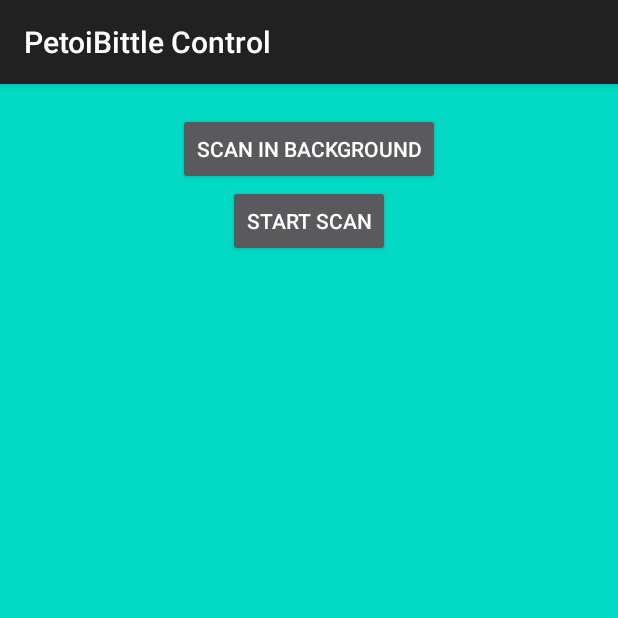
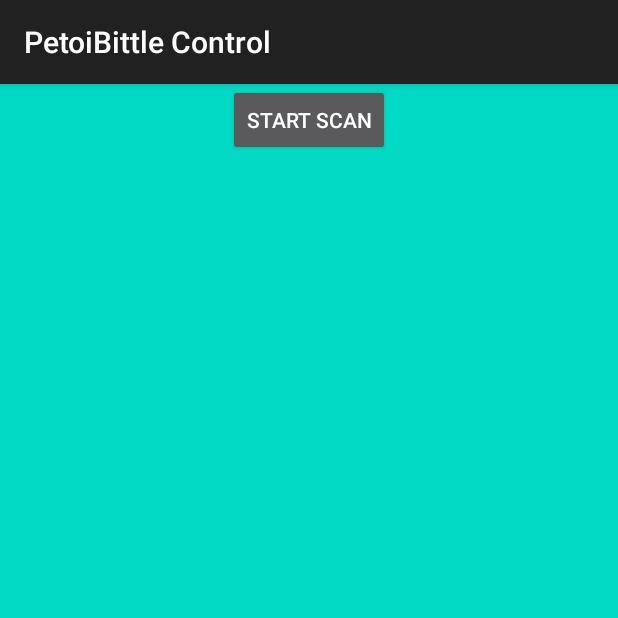
Before and after one commit to istephanos/Licenta, an Android app built with Jetpack Compose: the screen it shows after launch (MainControllerActivity), on a phone screen of 412 x 824 dp, the top half of it. Run offline under Robolectric (Android 15) with nearby library versions, the phone set to English and light mode, and no system bars; our stand-ins replace RxJava, data binding; libraries missing offline, so code that uses them is left out: com.polidea.rxandroidble3; 4 statements that could not run were skipped.

Commit message:
scanare functionala

```diff
--- a/PetoiBittleControl/app/src/main/java/com/example/petoibittlecontrol/mainController/MainControllerActivity.kt
+++ b/PetoiBittleControl/app/src/main/java/com/example/petoibittlecontrol/mainController/MainControllerActivity.kt
@@ -39,12 +39,13 @@
         binding.scanToggleBtn.setOnClickListener {
             hasClickedScan = true
             checkAndRequestBluetoothPermissions()
+            startBleScan()
         }
-        checkAndRequestBluetoothPermissions()
     }
 
-    private fun updateButtonUIState() =
+    private fun updateButtonUIState() {
         binding.scanToggleBtn.setText(if (isScanning) R.string.stop_scan else R.string.start_scan)
+    }
 
     private fun checkAndRequestBluetoothPermissions() {
         val permissions = mutableListOf(
@@ -95,8 +96,9 @@
     private fun startBleScan() {
         if (isScanning) {
             scanDisposable?.dispose()
+            scanDisposable = null
         } else {
-            viewModel.bleScanManager.startScan()
+           scanDisposable = viewModel.bleScanManager.startScan()
         }
         updateButtonUIState()
     }
--- a/PetoiBittleControl/app/src/main/java/com/example/petoibittlecontrol/mainController/MainControllerViewModel.kt
+++ b/PetoiBittleControl/app/src/main/java/com/example/petoibittlecontrol/mainController/MainControllerViewModel.kt
@@ -42,6 +42,7 @@
             }).disposeBy(compositeDisposable)
     }
 
+
     fun Disposable.disposeBy(compositeDisposable: CompositeDisposable) {
         compositeDisposable.add(this)
     }
--- a/PetoiBittleControl/app/src/main/java/com/example/petoibittlecontrol/scan/BleScanParserDevice.kt
+++ b/PetoiBittleControl/app/src/main/java/com/example/petoibittlecontrol/scan/BleScanParserDevice.kt
@@ -50,6 +50,6 @@
     }
 
     private fun getDeviceName(bleScanResult: ScanResult) =
-        bleScanResult.scanRecord.deviceName.orEmpty().trim().replace(Regex("\\p{Cntrl}"), "")
+        bleScanResult.bleDevice.name.orEmpty().trim().replace(Regex("\\p{Cntrl}"), "")
 
 }
--- a/PetoiBittleControl/app/src/main/res/layout/activity_main_controller.xml
+++ b/PetoiBittleControl/app/src/main/res/layout/activity_main_controller.xml
@@ -26,25 +26,16 @@
             app:layout_constraintStart_toStartOf="parent"
             app:layout_constraintEnd_toEndOf="parent" />
 
-        <Button
-            android:id="@+id/background_scan_btn"
-            android:layout_width="wrap_content"
-            android:layout_height="wrap_content"
-            android:text="@string/button_scan_in_background"
-            app:layout_constraintTop_toBottomOf="@id/titleTextView"
-            app:layout_constraintStart_toStartOf="parent"
-            app:layout_constraintEnd_toEndOf="parent"
-            app:layout_constraintHorizontal_bias="0.5" />
 
         <Button
             android:id="@+id/scan_toggle_btn"
             android:layout_width="wrap_content"
             android:layout_height="wrap_content"
             android:text="@string/start_scan"
-            app:layout_constraintTop_toBottomOf="@id/background_scan_btn"
+            app:layout_constraintEnd_toEndOf="parent"
+            app:layout_constraintHorizontal_bias="0.5"
             app:layout_constraintStart_toStartOf="parent"
-            app:layout_constraintEnd_toEndOf="parent"
-            app:layout_constraintHorizontal_bias="0.5" />
+            app:layout_constraintTop_toTopOf="parent" />
 
 
         <androidx.recyclerview.widget.RecyclerView
@@ -52,14 +43,14 @@
             android:layout_width="match_parent"
             android:layout_height="0dp"
             android:scrollbars="vertical"
+            app:layoutManager="androidx.recyclerview.widget.LinearLayoutManager"
+            app:layout_constraintBottom_toBottomOf="parent"
+            app:layout_constraintEnd_toEndOf="parent"
+            app:layout_constraintHorizontal_bias="1.0"
+            app:layout_constraintStart_toStartOf="parent"
             app:layout_constraintTop_toBottomOf="@id/scan_toggle_btn"
-            app:layout_constraintBottom_toBottomOf="parent"
-            app:layout_constraintStart_toStartOf="parent"
-            app:layout_constraintEnd_toEndOf="parent"
-            app:layoutManager="androidx.recyclerview.widget.LinearLayoutManager" />
+            app:layout_constraintVertical_bias="1.0" />
 
     </androidx.constraintlayout.widget.ConstraintLayout>
 
-
-
 </layout>
```
Also changed, not shown: PetoiBittleControl/app/src/main/java/com/example/petoibittlecontrol/scan/BleScanManager.kt (+6 -7 lines).
